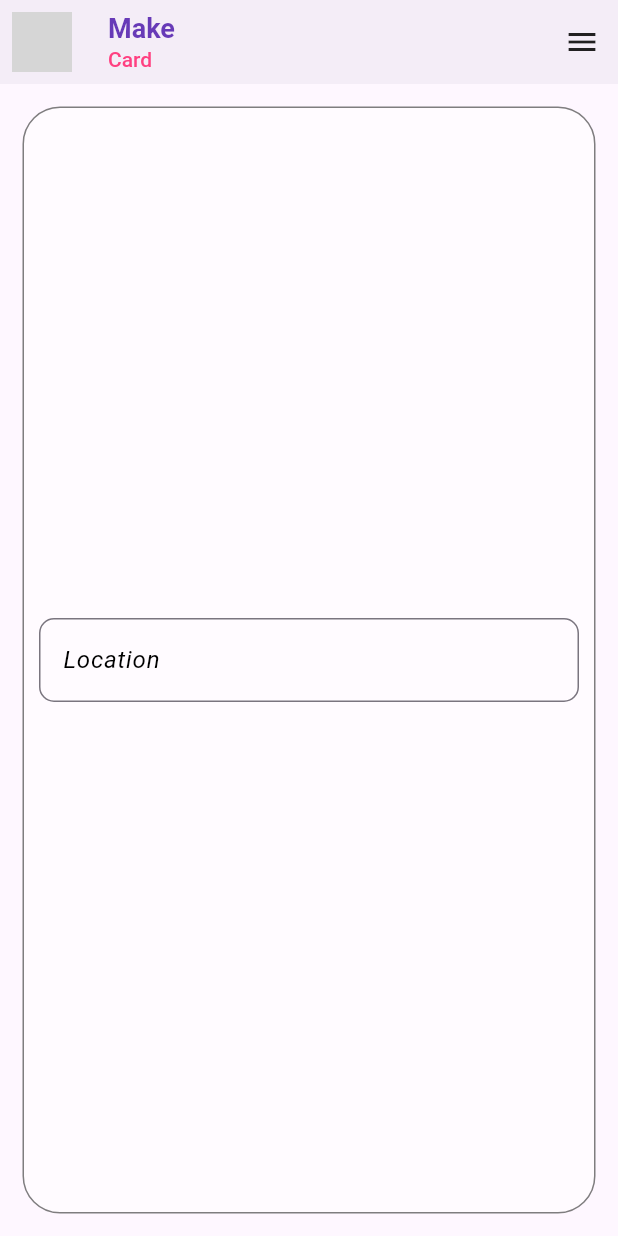
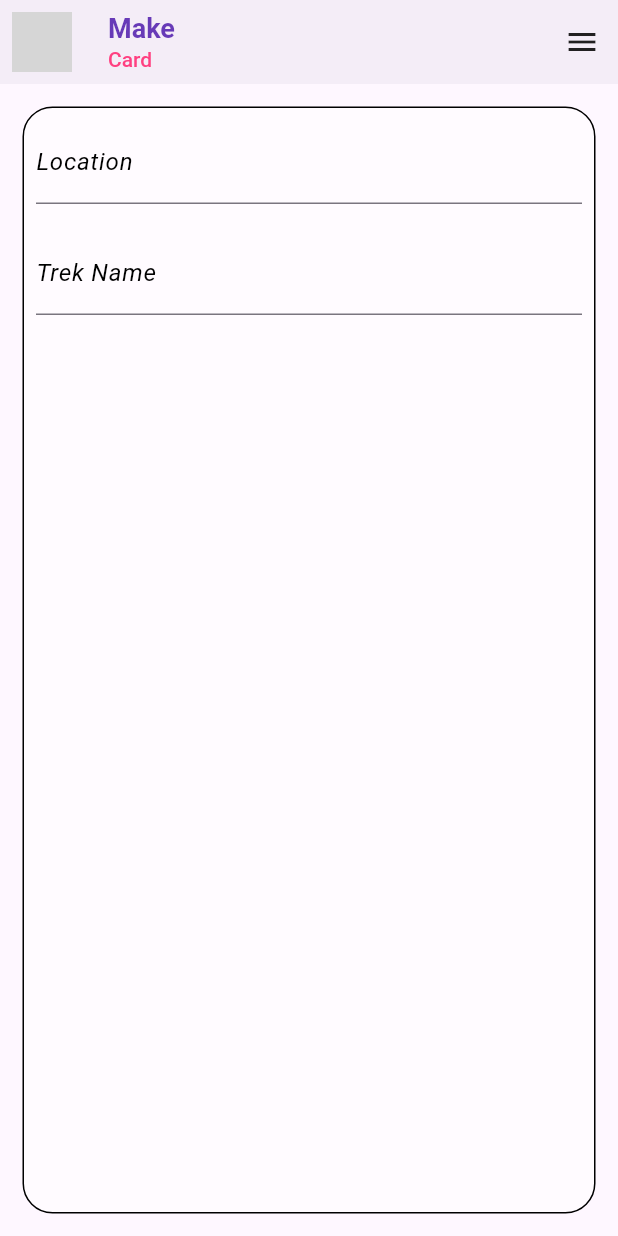
Before and after one commit to shivamkathait19/Card_x, a Flutter app: the screen it shows after launch, on a phone screen of 412 x 824 dp. Run offline on Flutter 3.47's test engine with Material 3 defaults, Android fonts, the phone set to English and light mode, and no system bars; our stand-ins replace flutter_feather_icons, flutter_spinkit, font_awesome_flutter; grey boxes are pictures that could not be loaded.

Commit message:
Update MakeScreen.dart

```diff
--- a/lib/mainFile/MakeScreen.dart
+++ b/lib/mainFile/MakeScreen.dart
@@ -46,39 +46,45 @@ class Makescreen extends StatelessWidget  {
         ),
       ],
     ),
-
       body: Padding(
         padding:  EdgeInsets.all(15.0),
         child: Container(
           decoration: BoxDecoration(
             color: Colors.white.withOpacity(0.5),
             border: Border.all(
-                color: Colors.black12.withOpacity(0.5), // Change to your preferred border color
-                width: 1.0,
+              width: 1.0
             ),
-              borderRadius: BorderRadius.circular(25),
+              borderRadius: BorderRadius.circular(20)
           ),
-            child: Center(
-            child: Padding(
-              padding: const EdgeInsets.all(10.0),
+          child: Column(
+            children: [
+              Padding(
+                padding: const EdgeInsets.all(8.0),
                 child: TextFormField(
                   decoration: InputDecoration(
                     labelText: 'Location',
-                    labelStyle: TextStyle(
+                    labelStyle: const TextStyle(
                       color: Colors.black,
-                        fontStyle: FontStyle.italic
+                      fontStyle: FontStyle.italic,
                     ),
-              border: OutlineInputBorder(borderRadius: BorderRadius.circular(10),
                   ),
-
                 ),
-
               ),
-
+               SizedBox(height:2), // space between fields
+              Padding(
+                padding: const EdgeInsets.all(8.0),
+                child: TextFormField(
+                  decoration: InputDecoration(
+                    labelText: 'Trek Name',
+                    labelStyle: const TextStyle(
+                      color: Colors.black,
+                      fontStyle: FontStyle.italic,
                     ),
-
-          )
-
+                  ),
+                ),
+              ),
+            ],
+          ),
         ),
       ));
 
```
Lines whose indentation alone changed are shown as unchanged.
